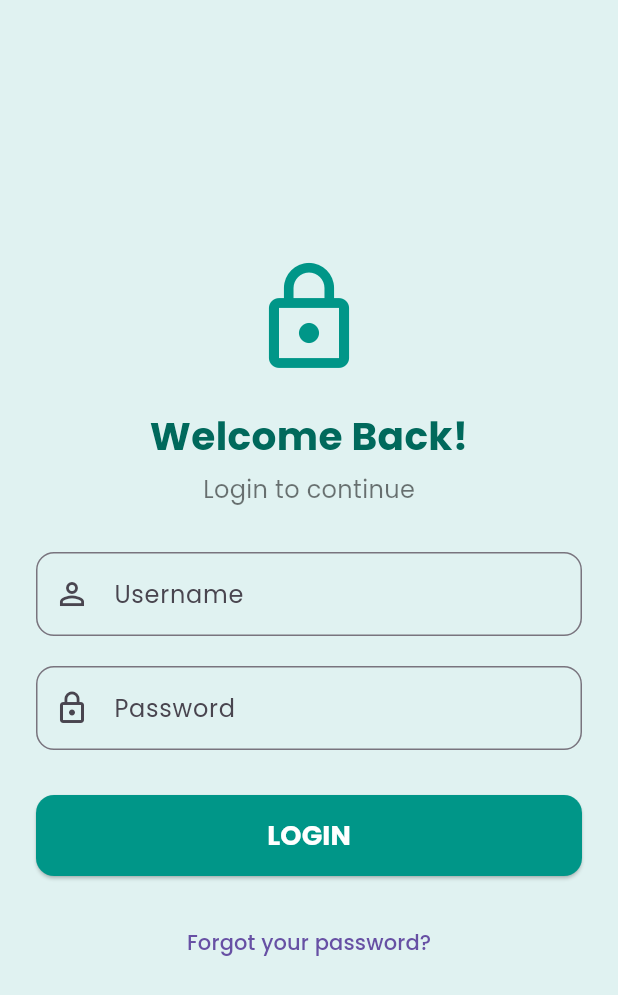
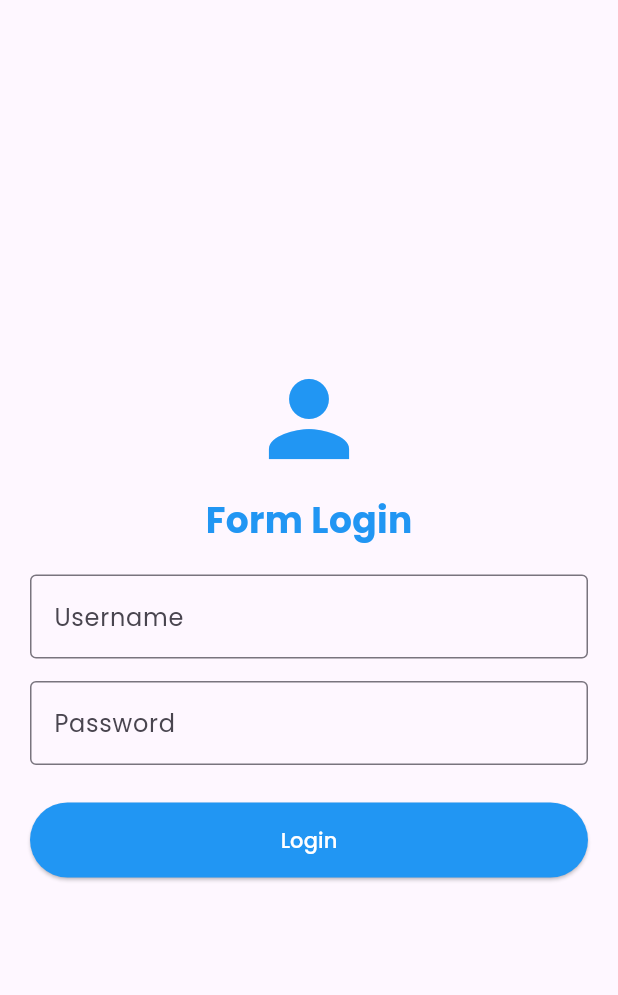
Before and after one commit to galihr15/login-ui-flutter, a Flutter app: the screen it shows after launch, on a phone screen of 412 x 824 dp. Shown: the top 995 px of the screen. Run offline on Flutter 3.47's test engine with Material 3 defaults, Android fonts, the phone set to English and light mode, and no system bars; our stand-ins replace google_fonts.

Commit message:
Remove HomePage and login validation - UI only

```diff
--- a/lib/main.dart
+++ b/lib/main.dart
@@ -1,136 +1,63 @@
 import 'package:flutter/material.dart';
 import 'package:google_fonts/google_fonts.dart';
-import 'home_page.dart'; // import halaman home
 
 void main() {
-  runApp(const LoginApp());
+  runApp(const MainApp());
 }
 
-class LoginApp extends StatelessWidget {
-  const LoginApp({super.key});
+class MainApp extends StatelessWidget {
+  const MainApp({super.key});
 
   @override
   Widget build(BuildContext context) {
     return MaterialApp(
-      debugShowCheckedModeBanner: false,
-      title: "Login UI Custom",
+      title: 'Login App',
       theme: ThemeData(
-        primarySwatch: Colors.teal,
-        textTheme: GoogleFonts.poppinsTextTheme(),
+        primarySwatch: Colors.blue,
+        textTheme: GoogleFonts.poppinsTextTheme(
+        ),
       ),
-      home: const LoginPage(),
-    );
-  }
-}
-
-class LoginPage extends StatelessWidget {
-  const LoginPage({super.key});
-
-  @override
-  Widget build(BuildContext context) {
-    final TextEditingController usernameController = TextEditingController();
-    final TextEditingController passwordController = TextEditingController();
-
-    return Scaffold(
-      backgroundColor: Colors.teal.shade50,
-      body: Center(
-        child: SingleChildScrollView(
-          padding: const EdgeInsets.all(24),
+      home: Scaffold(
+        body: Padding(
+          padding: const EdgeInsets.all(20.0),
           child: Column(
             mainAxisAlignment: MainAxisAlignment.center,
             children: [
-              const Icon(Icons.lock_outline, size: 80, color: Colors.teal),
-              const SizedBox(height: 20),
-
+              Icon(Icons.person, size: 80, color: Colors.blue),
+              SizedBox(height: 10),
               Text(
-                "Welcome Back!",
+                'Form Login',
                 style: TextStyle(
-                  fontSize: 26,
-                  fontWeight: FontWeight.bold,
-                  color: Colors.teal.shade800,
+                  color: Colors.blue,
+                  fontSize: 24,
+                  fontWeight: FontWeight.bold
+                  ),
+              ),
+              SizedBox(height: 20),
+              TextField(
+                decoration: InputDecoration(
+                  labelText: 'Username',
+                  border: OutlineInputBorder(),
                 ),
               ),
-
-              const SizedBox(height: 6),
-              const Text(
-                "Login to continue",
-                style: TextStyle(fontSize: 16, color: Colors.black54),
-              ),
-
-              const SizedBox(height: 30),
-
-              // Username Field
+              SizedBox(height: 15),
               TextField(
-                controller: usernameController,
+                obscureText: true,
                 decoration: InputDecoration(
-                  labelText: "Username",
-                  prefixIcon: const Icon(Icons.person_outline),
-                  border: OutlineInputBorder(
-                    borderRadius: BorderRadius.circular(12),
-                  ),
+                  labelText: 'Password',
+                  border: OutlineInputBorder(),
                 ),
               ),
+              SizedBox(height: 25),
+              ElevatedButton(
+                onPressed: () {
 
-              const SizedBox(height: 20),
-
-              // Password
-              TextField(
-                controller: passwordController,
-                obscureText: true,
-                decoration: InputDecoration(
-                  labelText: "Password",
-                  prefixIcon: const Icon(Icons.lock_outline),
-                  border: OutlineInputBorder(
-                    borderRadius: BorderRadius.circular(12),
-                  ),
+                },
+                child: Text('Login', style: TextStyle(color: Colors.white)),
+                style: ElevatedButton.styleFrom(
+                  minimumSize: Size(double.infinity, 50),
+                  backgroundColor: Colors.blue,
                 ),
-              ),
-
-              const SizedBox(height: 30),
-
-              // Login
-              SizedBox(
-                width: double.infinity,
-                child: ElevatedButton(
-                  style: ElevatedButton.styleFrom(
-                    backgroundColor: Colors.teal,
-                    shape: RoundedRectangleBorder(
-                      borderRadius: BorderRadius.circular(12),
-                    ),
-                    padding: const EdgeInsets.symmetric(vertical: 14),
-                  ),
-                  onPressed: () {
-                    final username = usernameController.text;
-                    final password = passwordController.text;
-
-                    if (username == "admin" && password == "1234") {
-                      Navigator.push(
-                        context,
-                        MaterialPageRoute(
-                            builder: (context) => const HomePage()),
-                      );
-                    } else {
-                      ScaffoldMessenger.of(context).showSnackBar(
-                        const SnackBar(
-                          content: Text("Username atau password salah!"),
-                        ),
-                      );
-                    }
-                  },
-                  child: const Text(
-                    "LOGIN",
-                    style:
-                        TextStyle(fontSize: 18, fontWeight: FontWeight.bold,
-                        color: Colors.white),
-                  ),
-                ),
-              ),
-
-              const SizedBox(height: 20),
-
-              TextButton(
-                onPressed: () {},
-                child: const Text("Forgot your password?"),
               ),
             ],
           ),
```
Also changed, not shown: lib/home_page.dart (deleted, +0 -41 lines), 3 other files.
